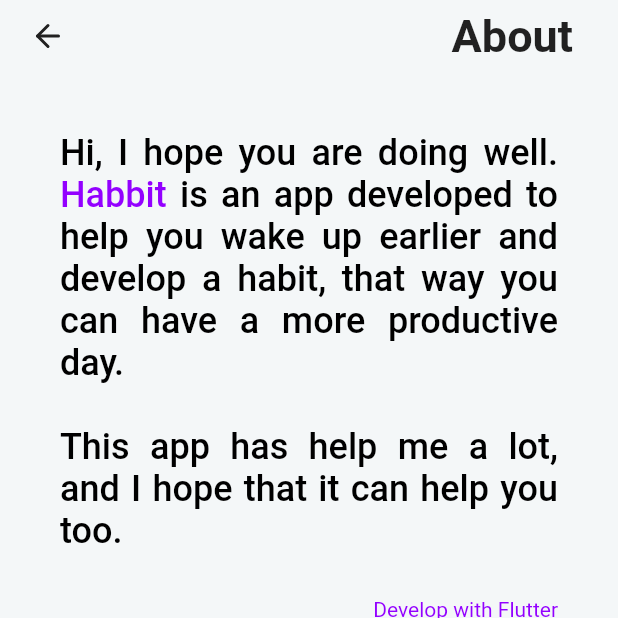
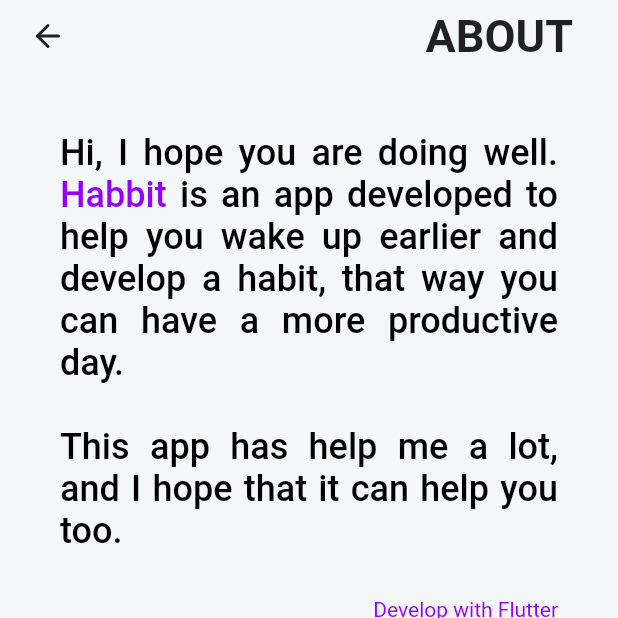
Before and after one commit to jarb314/project_dolphin, a Flutter app: the AboutScreen screen opened by its route, on a phone screen of 412 x 824 dp, the top half of it. Run offline on Flutter 3.47's test engine with Material 2 defaults, Android fonts, the phone set to English and light mode, and no system bars; our stand-ins replace dotted_border, feather_icons_flutter; missing offline and left inert: flutter_statusbarcolor; Roboto replaces fonts that are missing (SF-Pro-Rounded).

Commit message:
Ajuste el titulo del appbar

```diff
--- a/lib/screens/about_screen.dart
+++ b/lib/screens/about_screen.dart
@@ -18,7 +18,7 @@ class _AboutScreenState extends State<AboutScreen> {
           crossAxisAlignment: CrossAxisAlignment.stretch,
           children: [
             MyAppbar(
-              title: 'About',
+              title: 'ABOUT',
             ),
             Expanded(
               child: Padding(
```
